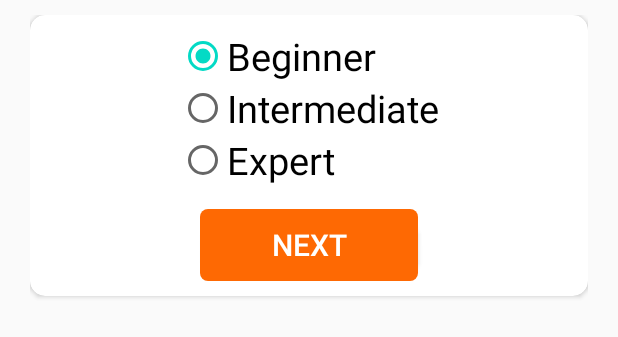
After one commit to dhruv5418/Frenchopedia, an Android app: the layout popupview1.xml on its own in the app's theme, with its tools: preview values and no code run, on a phone screen of 412 x 824 dp. The commit adds this screen. Shown: the top 337 px of the screen. Run offline under Robolectric (Android 15) with nearby library versions, the phone set to English and light mode, and no system bars.

Commit message:
Update Level and send Feedback code done

```diff
--- /dev/null
+++ b/app/src/main/res/layout/popupview1.xml
@@ -0,0 +1,65 @@
+<?xml version="1.0" encoding="utf-8"?>
+<androidx.appcompat.widget.LinearLayoutCompat
+    xmlns:android="http://schemas.android.com/apk/res/android"
+    xmlns:app="http://schemas.android.com/apk/res-auto"
+    xmlns:tools="http://schemas.android.com/tools"
+    android:layout_width="match_parent"
+    android:layout_height="match_parent"
+    android:paddingTop="10dp"
+    android:paddingEnd="20dp"
+    android:layout_centerHorizontal="true"
+    android:paddingStart="20dp"
+    >
+    <androidx.cardview.widget.CardView
+        android:layout_width="match_parent"
+        android:layout_height="wrap_content"
+        app:cardCornerRadius="10dp">
+    <androidx.constraintlayout.widget.ConstraintLayout
+        android:layout_width="match_parent"
+        android:layout_height="wrap_content"
+        android:padding="10dp">
+
+    <RadioGroup
+        android:layout_width="wrap_content"
+        android:layout_height="wrap_content"
+        app:layout_constraintStart_toStartOf="parent"
+        app:layout_constraintEnd_toEndOf="parent"
+        app:layout_constraintTop_toTopOf="parent"
+        android:id="@+id/selectLevel"
+        >
+        <RadioButton
+            android:layout_width="wrap_content"
+            android:layout_height="wrap_content"
+            android:id="@+id/lvl_1"
+            android:text="@string/lvl_1"
+            android:checked="true"
+            android:textSize="25sp" />
+        <RadioButton
+            android:layout_width="wrap_content"
+            android:layout_height="wrap_content"
+            android:id="@+id/lvl_2"
+            android:text="@string/lvl_2"
+            android:textSize="25sp" />
+        <RadioButton
+            android:layout_width="wrap_content"
+            android:layout_height="wrap_content"
+            android:id="@+id/lvl_3"
+            android:text="@string/lvl_3"
+            android:textSize="25sp" />
+    </RadioGroup>
+    <Button
+        android:layout_width="145dp"
+        android:layout_height="wrap_content"
+        android:id="@+id/btn_lvl"
+        android:background="@drawable/btn_style"
+        android:textColor="@color/White"
+        app:layout_constraintTop_toBottomOf="@+id/selectLevel"
+        app:layout_constraintStart_toStartOf="parent"
+        app:layout_constraintEnd_toEndOf="parent"
+        android:text="NEXT"
+        android:textSize="20sp"
+        android:layout_marginTop="15dp"
+        />
+    </androidx.constraintlayout.widget.ConstraintLayout>
+    </androidx.cardview.widget.CardView>
+</androidx.appcompat.widget.LinearLayoutCompat>
```
Also changed, not shown: app/src/main/java/com/example/frenchopedia/SettingsActivity.java (+92 -6 lines), app/src/main/res/layout/activity_settings.xml (+37 -26 lines), app/src/main/res/layout/activity_translation.xml (+10 -6 lines), app/src/main/java/com/example/frenchopedia/SelectlevelFragment.java (indentation only).
